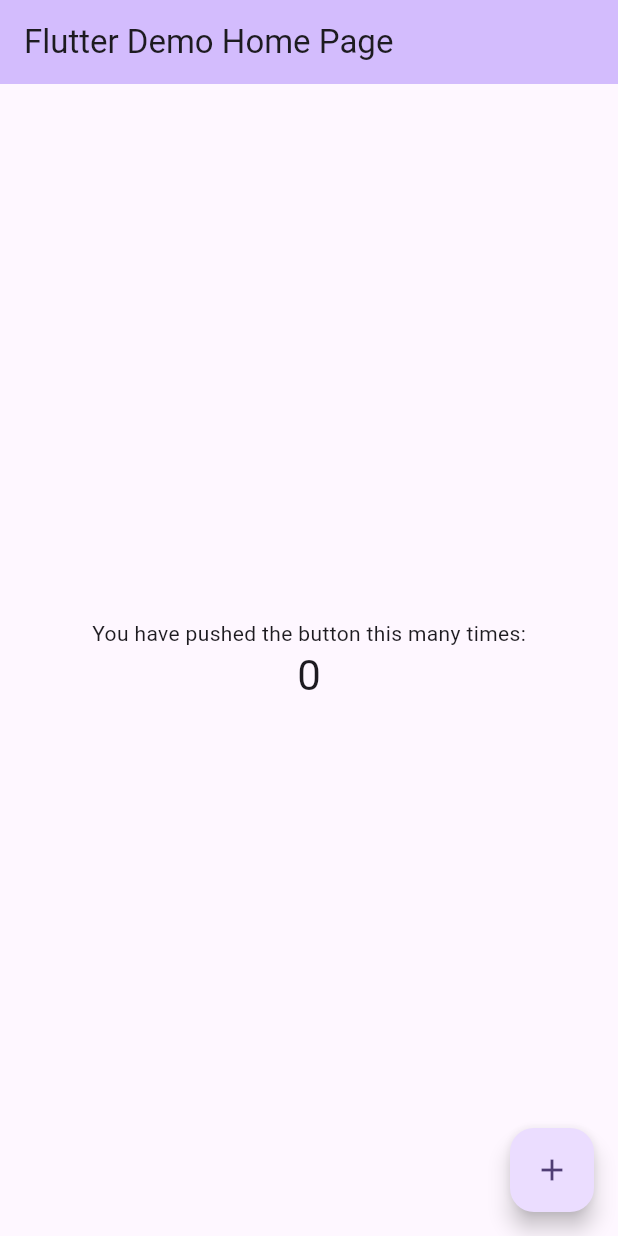
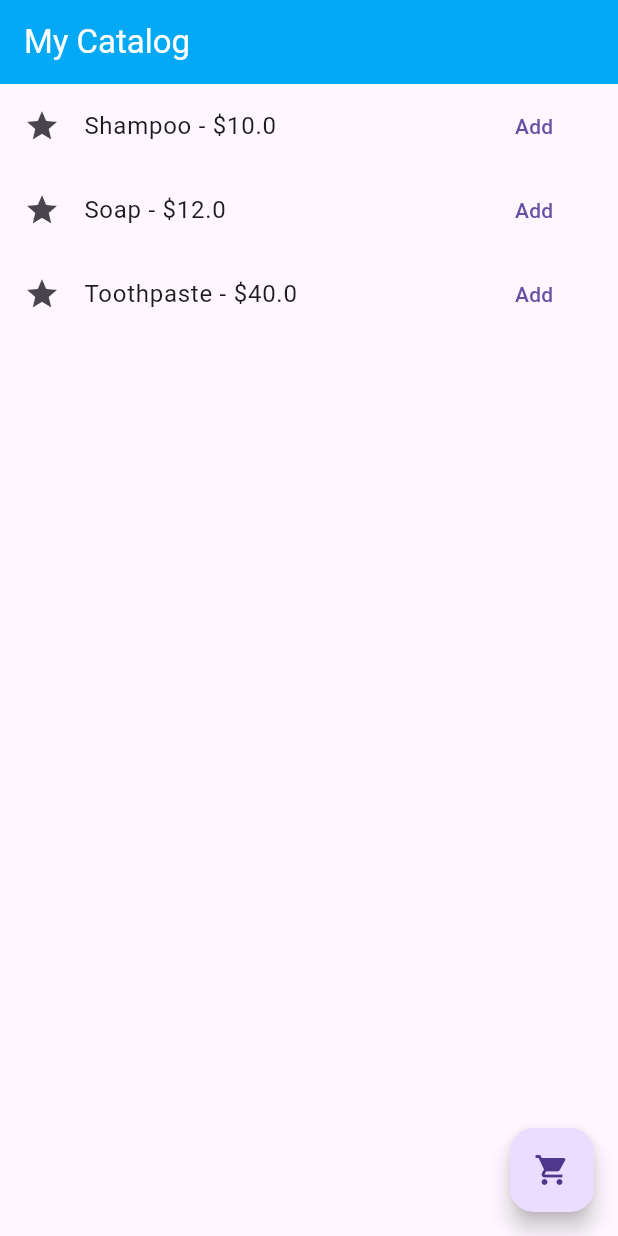
Before and after one commit to JamesVillarosa/exer-6-stateManagement-JamesVillarosa, a Flutter app: the screen it shows after launch, on a phone screen of 412 x 824 dp. Run offline on Flutter 3.47's test engine with Material 3 defaults, Android fonts, the phone set to English and light mode, and no system bars.

Commit message:
finished without documentation

```diff
--- a/lib/main.dart
+++ b/lib/main.dart
@@ -1,125 +1,40 @@
 import 'package:flutter/material.dart';
+import 'screen/MyCart.dart';
+import 'screen/MyCatalog.dart';
+import 'package:provider/provider.dart';
+import 'provider/shoppingcart_provider.dart';
+import 'screen/Checkout.dart';
 
 void main() {
-  runApp(const MyApp());
+  runApp(
+    MultiProvider(
+      providers: [
+        ChangeNotifierProvider(create: (context) => ShoppingCart()),
+      ],
+      child: const MyApp(),
+    ),
+  );
 }
 
 class MyApp extends StatelessWidget {
   const MyApp({super.key});
 
-  // This widget is the root of your application.
   @override
   Widget build(BuildContext context) {
     return MaterialApp(
       title: 'Flutter Demo',
       theme: ThemeData(
-        // This is the theme of your application.
-        //
-        // TRY THIS: Try running your application with "flutter run". You'll see
-        // the application has a purple toolbar. Then, without quitting the app,
-        // try changing the seedColor in the colorScheme below to Colors.green
-        // and then invoke "hot reload" (save your changes or press the "hot
-        // reload" button in a Flutter-supported IDE, or press "r" if you used
-        // the command line to start the app).
-        //
-        // Notice that the counter didn't reset back to zero; the application
-        // state is not lost during the reload. To reset the state, use hot
-        // restart instead.
-        //
-        // This works for code too, not just values: Most code changes can be
-        // tested with just a hot reload.
-        colorScheme: ColorScheme.fromSeed(seedColor: Colors.deepPurple),
-        useMaterial3: true,
+        primarySwatch: Colors.blue,
       ),
-      home: const MyHomePage(title: 'Flutter Demo Home Page'),
+      initialRoute: '/',
+      routes: {
+        '/': (context) => const MyCatalog(),
+        '/cart': (context) => const MyCart(),
+        '/checkout': (context) => const Checkout(),
+      },
+      onUnknownRoute: (settings) {
+        return MaterialPageRoute(builder: (context) => const MyCatalog());
+      },
     );
   }
 }
-
-class MyHomePage extends StatefulWidget {
-  const MyHomePage({super.key, required this.title});
-
-  // This widget is the home page of your application. It is stateful, meaning
-  // that it has a State object (defined below) that contains fields that affect
-  // how it looks.
-
-  // This class is the configuration for the state. It holds the values (in this
-  // case the title) provided by the parent (in this case the App widget) and
-  // used by the build method of the State. Fields in a Widget subclass are
-  // always marked "final".
-
-  final String title;
-
-  @override
-  State<MyHomePage> createState() => _MyHomePageState();
-}
-
-class _MyHomePageState extends State<MyHomePage> {
-  int _counter = 0;
-
-  void _incrementCounter() {
-    setState(() {
-      // This call to setState tells the Flutter framework that something has
-      // changed in this State, which causes it to rerun the build method below
-      // so that the display can reflect the updated values. If we changed
-      // _counter without calling setState(), then the build method would not be
-      // called again, and so nothing would appear to happen.
-      _counter++;
-    });
-  }
-
-  @override
-  Widget build(BuildContext context) {
-    // This method is rerun every time setState is called, for instance as done
-    // by the _incrementCounter method above.
-    //
-    // The Flutter framework has been optimized to make rerunning build methods
-    // fast, so that you can just rebuild anything that needs updating rather
-    // than having to individually change instances of widgets.
-    return Scaffold(
-      appBar: AppBar(
-        // TRY THIS: Try changing the color here to a specific color (to
-        // Colors.amber, perhaps?) and trigger a hot reload to see the AppBar
-        // change color while the other colors stay the same.
-        backgroundColor: Theme.of(context).colorScheme.inversePrimary,
-        // Here we take the value from the MyHomePage object that was created by
-        // the App.build method, and use it to set our appbar title.
-        title: Text(widget.title),
-      ),
-      body: Center(
-        // Center is a layout widget. It takes a single child and positions it
-        // in the middle of the parent.
-        child: Column(
-          // Column is also a layout widget. It takes a list of children and
-          // arranges them vertically. By default, it sizes itself to fit its
-          // children horizontally, and tries to be as tall as its parent.
-          //
-          // Column has various properties to control how it sizes itself and
-          // how it positions its children. Here we use mainAxisAlignment to
-          // center the children vertically; the main axis here is the vertical
-          // axis because Columns are vertical (the cross axis would be
-          // horizontal).
-          //
-          // TRY THIS: Invoke "debug painting" (choose the "Toggle Debug Paint"
-          // action in the IDE, or press "p" in the console), to see the
-          // wireframe for each widget.
-          mainAxisAlignment: MainAxisAlignment.center,
-          children: <Widget>[
-            const Text(
-              'You have pushed the button this many times:',
-            ),
-            Text(
-              '$_counter',
-              style: Theme.of(context).textTheme.headlineMedium,
-            ),
-          ],
-        ),
-      ),
-      floatingActionButton: FloatingActionButton(
-        onPressed: _incrementCounter,
-        tooltip: 'Increment',
-        child: const Icon(Icons.add),
-      ), // This trailing comma makes auto-formatting nicer for build methods.
-    );
-  }
-}
--- /dev/null
+++ b/lib/model/Item.dart
@@ -0,0 +1,7 @@
+class Item {
+  String name;
+  double price;
+  int quantity;
+
+  Item(this.name, this.price, this.quantity);
+}
--- /dev/null
+++ b/lib/screen/MyCatalog.dart
@@ -0,0 +1,55 @@
+import 'package:flutter/material.dart';
+import '../model/Item.dart';
+import 'package:provider/provider.dart';
+import '../provider/shoppingcart_provider.dart';
+
+class MyCatalog extends StatefulWidget {
+  const MyCatalog({super.key});
+
+  @override
+  State<MyCatalog> createState() => _MyCatalogState();
+}
+
+class _MyCatalogState extends State<MyCatalog> {
+  List<Item> products = [
+    Item("Shampoo", 10.00, 2),
+    Item("Soap", 12, 3),
+    Item("Toothpaste", 40, 3)
+  ];
+  @override
+  Widget build(BuildContext context) {
+    return Scaffold(
+     appBar: AppBar(title: const Text("My Catalog",style: TextStyle(color: Colors.white),
+        ), backgroundColor: Colors.lightBlue,),
+      body: ListView.builder(
+        itemBuilder: (BuildContext context, int index) {
+          return ListTile(
+            leading: const Icon(Icons.star),
+            title: Text("${products[index].name} - \$${products[index].price}"),
+            trailing: TextButton(
+              child: const Text("Add"),
+              onPressed: () {
+                context
+                      .read<ShoppingCart>()
+                      .addItem(products[index]);
+                ScaffoldMessenger.of(context).showSnackBar(
+                  SnackBar(
+                    content: Text("${products[index].name} added!"),
+                    duration: const Duration(seconds: 1, milliseconds: 100),
+                  ),
+                );
+              },
+            ),
+          );
+        },
+        itemCount: products.length,
+      ),
+      floatingActionButton: FloatingActionButton(
+        child: const Icon(Icons.shopping_cart),
+        onPressed: () {
+          Navigator.pushNamed(context, "/cart");
+        },
+      ),
+    );
+  }
+}
--- a/pubspec.yaml
+++ b/pubspec.yaml
@@ -35,6 +35,7 @@ dependencies:
   # The following adds the Cupertino Icons font to your application.
   # Use with the CupertinoIcons class for iOS style icons.
   cupertino_icons: ^1.0.6
+  provider: ^6.1.2
 
 dev_dependencies:
   flutter_test:
```
Also changed, not shown: lib/provider/shoppingcart_provider.dart (added, +36 -0 lines), lib/screen/Checkout.dart (added, +83 -0 lines), lib/screen/MyCart.dart (added, +102 -0 lines), pubspec.lock.
